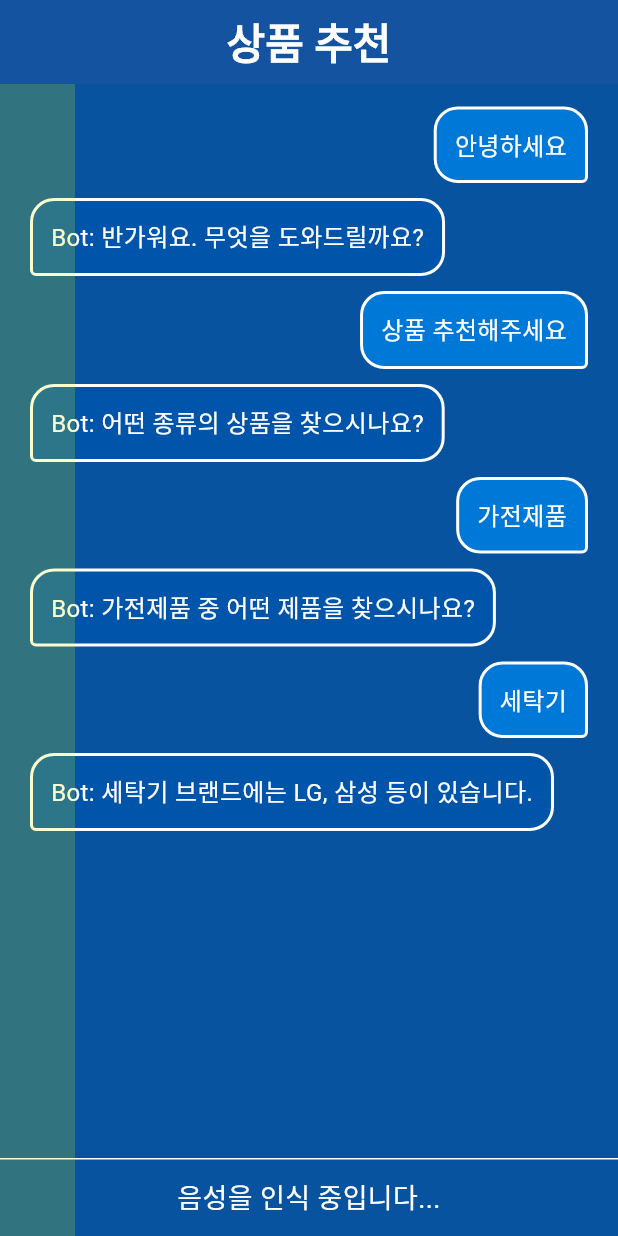
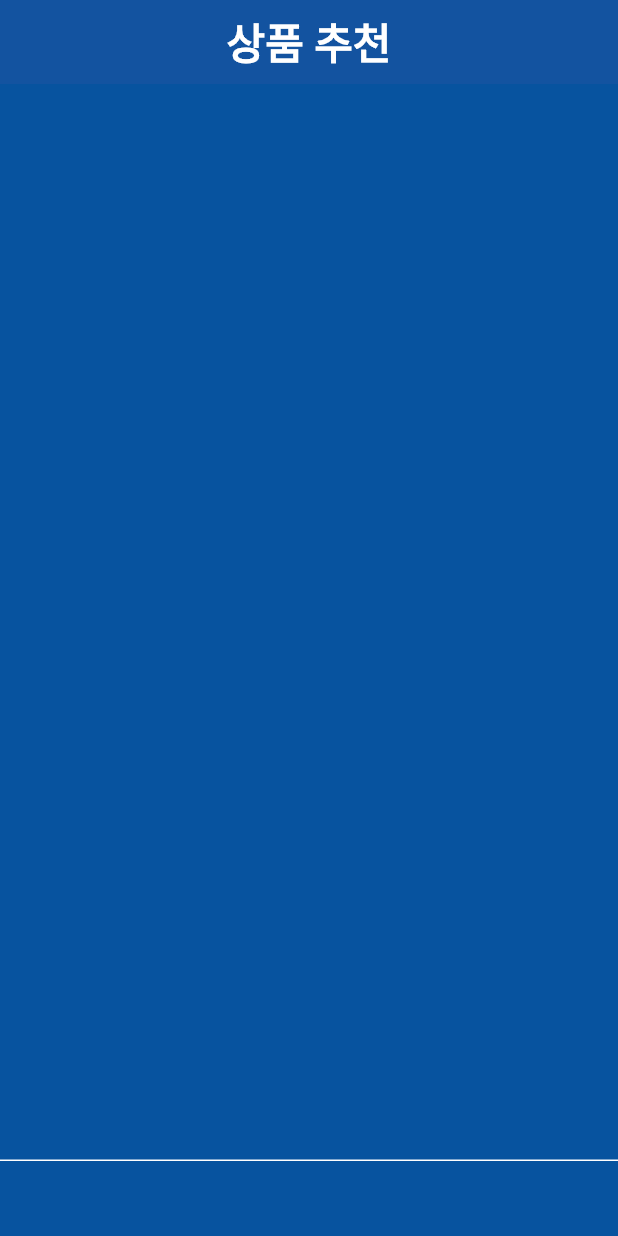
Before and after one commit to sktflyai-66/voicecart-front, a Flutter app: the ChatBotPage screen opened directly, on a phone screen of 412 x 824 dp. Run offline on Flutter 3.47's test engine with Material 3 defaults, Android fonts, the light colour scheme and no system bars; our stand-ins replace flutter_tts, fluttertoast, get, permission_handler, shared_preferences; missing offline and left inert: google_speech, record; accounts and stored records are empty; project files that could hold a hidden picture were left out.

Commit message:
Commit before changing to v1

```diff
--- a/app_test/lib/pages/chatbot_page.dart
+++ b/app_test/lib/pages/chatbot_page.dart
@@ -5,6 +5,7 @@ import 'package:app_test/services/api_service.dart';
 import 'package:app_test/services/speech_service.dart';
 import 'package:app_test/style/style.dart';
 import 'package:flutter/services.dart';
+import 'package:fluttertoast/fluttertoast.dart';
 import 'dart:math';
 class ChatBotPage extends StatefulWidget {
   @override
@@ -29,16 +30,16 @@ class _ChatBotPageState extends State<ChatBotPage> {
   void initState() {
     super.initState();
     randomInt = Random().nextInt(1000);
-    // 테스트용 메시지 추가
-    chatController.addMessage("You: 안녕하세요");
-    chatController.addMessage("Bot: 반가워요. 무엇을 도와드릴까요?");
-    chatController.addMessage("You: 상품 추천해주세요");
-    chatController.addMessage("Bot: 어떤 종류의 상품을 찾으시나요?");
-    chatController.addMessage("You: 가전제품");
-    chatController.addMessage("Bot: 가전제품 중 어떤 제품을 찾으시나요?");
-    chatController.addMessage("You: 세탁기");
-    chatController.addMessage("Bot: 세탁기 브랜드에는 LG, 삼성 등이 있습니다.");
-    ///////////////////////////////////////////
+    // // 테스트용 메시지 추가
+    // chatController.addMessage("You: 안녕하세요");
+    // chatController.addMessage("Bot: 반가워요. 무엇을 도와드릴까요?");
+    // chatController.addMessage("You: 상품 추천해주세요");
+    // chatController.addMessage("Bot: 어떤 종류의 상품을 찾으시나요?");
+    // chatController.addMessage("You: 가전제품");
+    // chatController.addMessage("Bot: 가전제품 중 어떤 제품을 찾으시나요?");
+    // chatController.addMessage("You: 세탁기");
+    // chatController.addMessage("Bot: 세탁기 브랜드에는 LG, 삼성 등이 있습니다.");
+    // ///////////////////////////////////////////
 
     // 메시지 변화 시 스크롤 자동 하단 이동
     chatController.messages.listen((_) {
@@ -134,7 +135,7 @@ class _ChatBotPageState extends State<ChatBotPage> {
                     return Text(
                       _speechService.recognizedText.value.isNotEmpty
                           ? _speechService.recognizedText.value
-                          : "음성을 인식 중입니다...",
+                          : "",
                       style: AppTextStyles.secondaryText,
                       textAlign: TextAlign.center,
                     );
@@ -180,9 +181,18 @@ class _ChatBotPageState extends State<ChatBotPage> {
               onVerticalDragEnd: (details) {
                 print('TTS 조절 드래그 종료. 최종 TTS 속도: ${(_speechService.currentSpeechRate.value * 100).toStringAsFixed(0)}');
                 _speechService.ttsspeak("현재 속도는 ${(_speechService.currentSpeechRate.value).toStringAsFixed(1)}배속입니다.");   // 소수점 1자리까지 배속 안내
+                  Fluttertoast.cancel();  // 이전 토스트 취소
+                  Fluttertoast.showToast(
+                    msg: "현재 속도는 ${(_speechService.currentSpeechRate.value).toStringAsFixed(1)}배속입니다.",
+                    toastLength: Toast.LENGTH_SHORT,
+                    gravity: ToastGravity.BOTTOM,
+                    backgroundColor: Colors.black.withOpacity(0.7),
+                    textColor: Colors.white,
+                    fontSize: 16.0,
+                );
               },
               // 실제로 쓸 때는 Container() 비우기
-              child: Container(color: const Color.fromARGB(255, 224, 244, 6).withOpacity(0.2))
+              child: Container(color: const Color.fromARGB(255, 252, 252, 250).withOpacity(0.0))
             ),
           ),
         ],
--- a/app_test/pubspec.yaml
+++ b/app_test/pubspec.yaml
@@ -42,6 +42,7 @@ dependencies:
   flutter_sound: ^9.23.1
   record: ^5.2.0
   shared_preferences: ^2.5.2
+  fluttertoast: ^8.2.12
 
 dev_dependencies:
   flutter_test:
```
Also changed, not shown: app_test/lib/services/speech_service.dart (+16 -9 lines), app_test/pubspec.lock.
